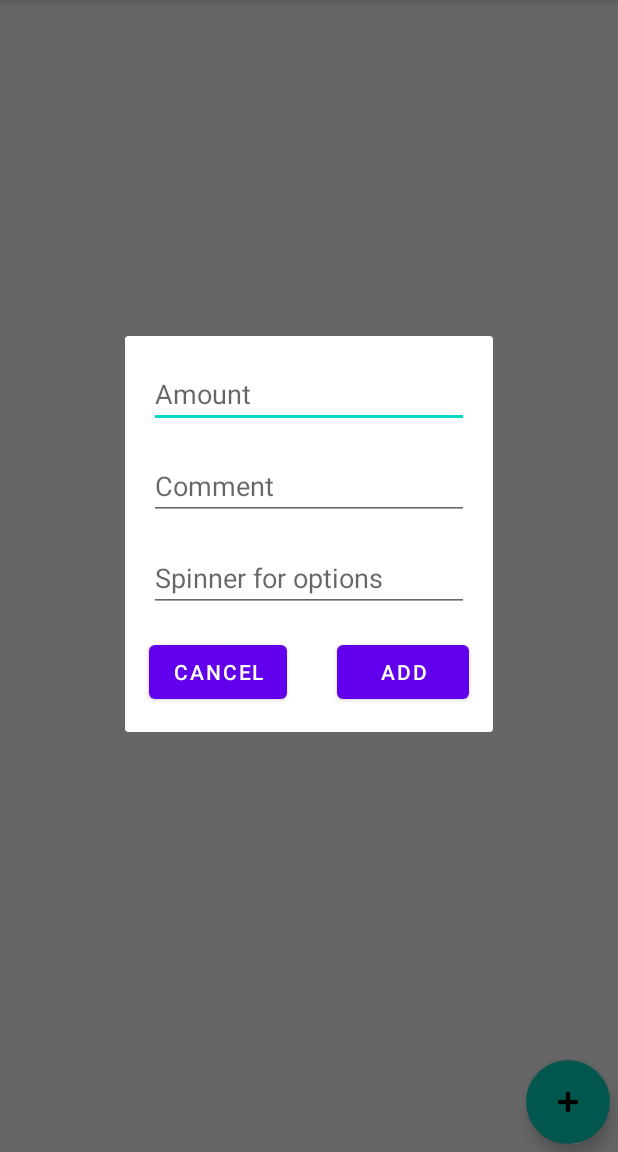
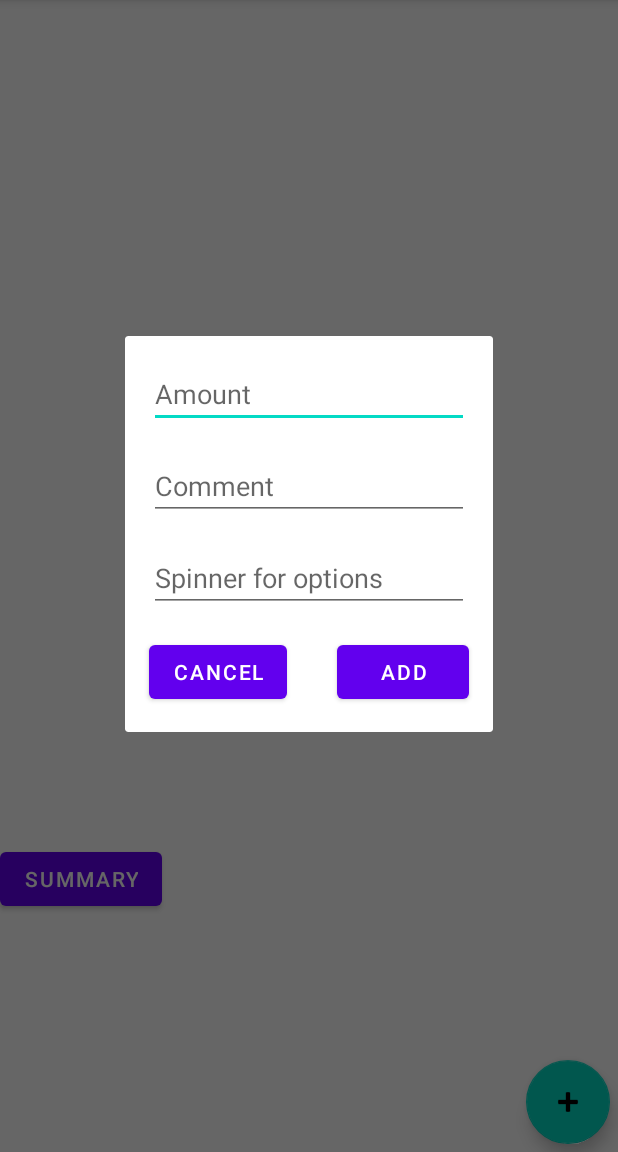
Before and after one commit to mar1907/ExpenseTracker, an Android app: the MainActivity screen opened directly, with no data from a screen before it, after a tap on an icon or button, on a phone screen of 412 x 824 dp, the part 84-1236 px from its top. Run offline under Robolectric (Android 15) with nearby library versions, the phone set to English and light mode, and no system bars; our stand-ins replace Firebase (no records; nobody signed in at launch, a user with empty details on screens opened directly), Room's generated code, data binding; 1 statement that could not run was skipped.

Commit message:
Added Summary activity
Signed-off-by: StefanRM <stefanmaftei@gmail.com>

```diff
--- a/app/src/main/java/com/example/expensetracker/MainActivity.kt
+++ b/app/src/main/java/com/example/expensetracker/MainActivity.kt
@@ -3,6 +3,8 @@ package com.example.expensetracker
 import android.content.Intent
 import androidx.appcompat.app.AppCompatActivity
 import android.os.Bundle
+import android.view.View
+import android.widget.Button
 import android.widget.Toast
 import androidx.lifecycle.Observer
 import androidx.lifecycle.ViewModelProvider
@@ -23,6 +25,8 @@ class MainActivity : AppCompatActivity() {
     lateinit var mGoogleSignInClient: GoogleSignInClient
     private lateinit var binding: ActivityMainBinding
 
+    private lateinit var summaryButton: Button
+
     private val auth by lazy {
         FirebaseAuth.getInstance()
     }
@@ -32,6 +36,9 @@ class MainActivity : AppCompatActivity() {
         binding = ActivityMainBinding.inflate(layoutInflater)
         val view = binding.root
         setContentView(view)
+
+        summaryButton = findViewById(R.id.summary_button)
+        summaryButton.setOnClickListener { goToSummary() }
 
         val gso = GoogleSignInOptions.Builder(GoogleSignInOptions.DEFAULT_SIGN_IN)
             .requestIdToken(getString(R.string.web_client_id))
@@ -73,4 +80,9 @@ class MainActivity : AppCompatActivity() {
             }
         })
     }
+
+    fun goToSummary() {
+        val intent = Intent(this, Summary::class.java)
+        startActivity(intent)
+    }
 }
--- a/app/src/main/res/layout/activity_main.xml
+++ b/app/src/main/res/layout/activity_main.xml
@@ -7,6 +7,7 @@
     tools:context=".MainActivity">
 
     <TextView
+        android:id="@+id/textView"
         android:layout_width="wrap_content"
         android:layout_height="wrap_content"
         android:text="Hello World!"
@@ -30,6 +31,16 @@
         app:layout_constraintRight_toRightOf="parent"
         app:layout_constraintTop_toTopOf="parent" />
 
+    <Button
+        android:id="@+id/summary_button"
+        android:layout_width="wrap_content"
+        android:layout_height="wrap_content"
+        android:text="Summary"
+        app:layout_constraintBottom_toBottomOf="@+id/expense_list"
+        app:layout_constraintTop_toBottomOf="@+id/textView"
+        app:layout_constraintVertical_bias="0.516"
+        tools:layout_editor_absoluteX="151dp" />
+
     <com.google.android.material.floatingactionbutton.FloatingActionButton
         android:id="@+id/fabAdd"
         android:layout_width="wrap_content"
--- a/app/src/main/res/values/strings.xml
+++ b/app/src/main/res/values/strings.xml
@@ -3,4 +3,5 @@
     <string name="web_client_id">110893997585-3g2a61p17tou9s0gohtmfcof5glh0oe6.apps.googleusercontent.com</string>
     <!-- TODO: Remove or change this placeholder text -->
     <string name="hello_blank_fragment">Hello blank fragment</string>
+    <string name="summary_activity_title">Summary</string>
 </resources>
```
Also changed, not shown: app/src/main/AndroidManifest.xml (+7 -0 lines), app/src/main/java/com/example/expensetracker/Summary.kt (added, +13 -0 lines), app/src/main/res/layout/activity_summary.xml (added, +19 -0 lines).
